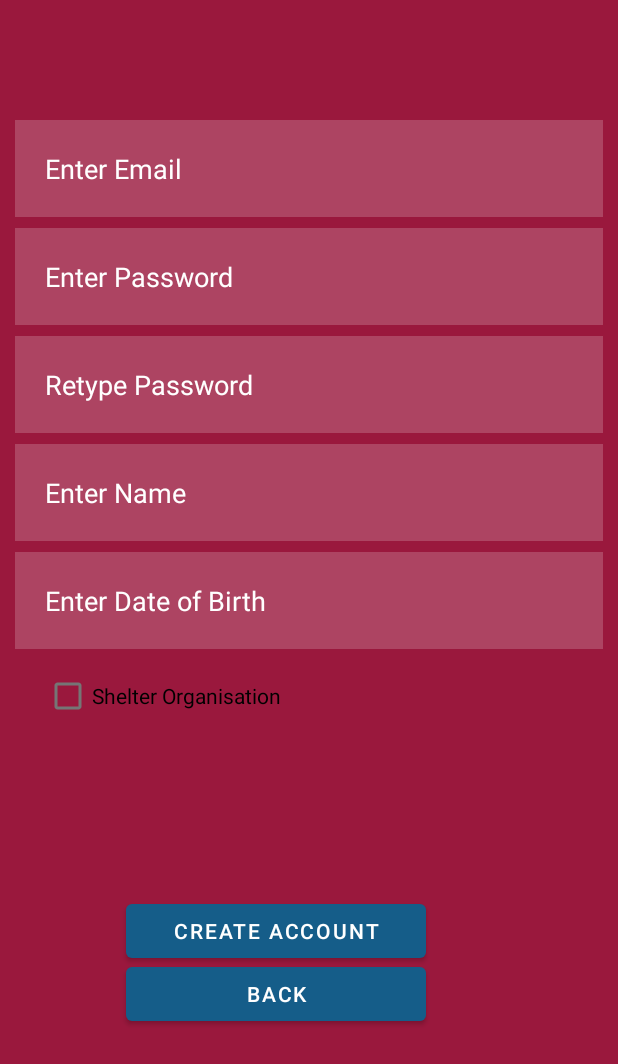
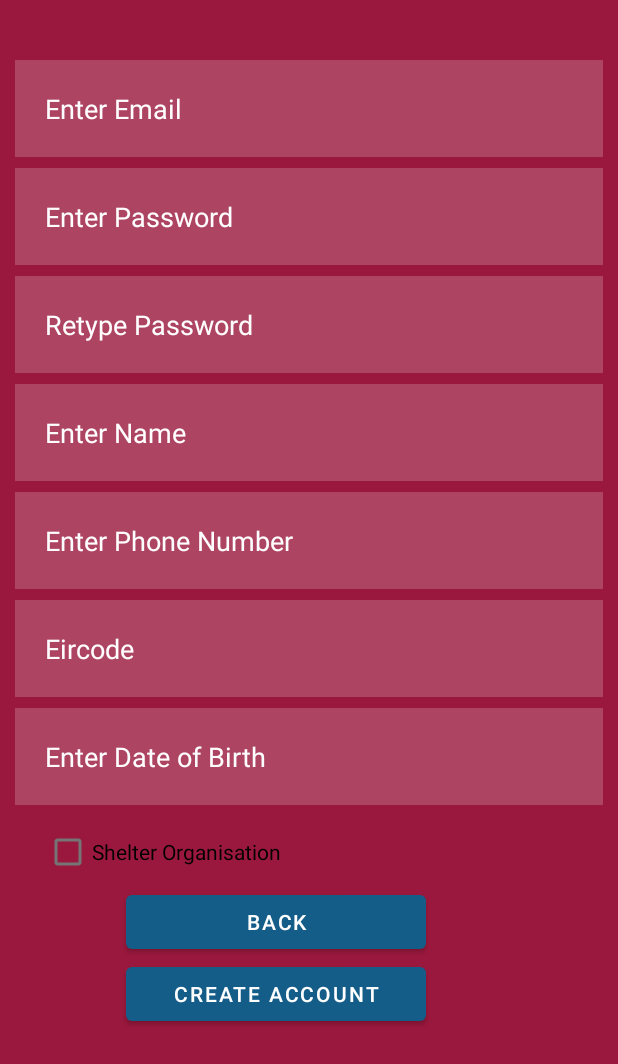
Before and after one commit to devanoj/EmailAPI, an Android app: the screen it shows after launch (SignUp), after a tap on "SIGNUP", on a phone screen of 412 x 824 dp. Shown: the top 1064 px of the screen. Run offline under Robolectric (Android 15) with nearby library versions, the phone set to English and light mode, and no system bars; our stand-ins replace Firebase (no records; nobody signed in at launch, a user with empty details on screens opened directly); Roboto replaces fonts that are not available here.

Commit message:
Commit 8 - Filtering Use DogAPI and added in eircode and phoneNum into Firebase

```diff
--- a/app/src/main/AndroidManifest.xml
+++ b/app/src/main/AndroidManifest.xml
@@ -87,7 +87,7 @@
         </activity>
 
         <activity
-            android:name=".Main.Explore"
+            android:name=".Main.Create"
             android:exported="true">
 
             <intent-filter>
--- a/app/src/main/java/com/example/emailapi/Main/AnimalRUD.java
+++ b/app/src/main/java/com/example/emailapi/Main/AnimalRUD.java
@@ -56,7 +56,7 @@ public class AnimalRUD extends AppCompatActivity {
 
         backButton.setOnClickListener(v -> {
             Bundle bundle2 = new Bundle();
-            Intent intent2 = new Intent(AnimalRUD.this, Explore.class);
+            Intent intent2 = new Intent(AnimalRUD.this, Create.class);
             intent2.putExtras(bundle2);
             startActivity(intent2);
         });
--- a/app/src/main/java/com/example/emailapi/Main/FindActivity.java
+++ b/app/src/main/java/com/example/emailapi/Main/FindActivity.java
@@ -6,7 +6,6 @@ import android.text.TextWatcher;
 import android.view.LayoutInflater;
 import android.view.View;
 import android.view.ViewGroup;
-import android.widget.Button;
 import android.widget.EditText;
 import android.widget.ImageView;
 
@@ -69,7 +68,7 @@ public class FindActivity extends AppCompatActivity {
         });
         animalExplore.setOnClickListener(v -> {
             Bundle bundle1 = new Bundle();
-            Intent intent1 = new Intent(FindActivity.this, Explore.class);
+            Intent intent1 = new Intent(FindActivity.this, Create.class);
             intent1.putExtras(bundle1);
             startActivity(intent1);
         });
--- a/app/src/main/java/com/example/emailapi/Main/Home.java
+++ b/app/src/main/java/com/example/emailapi/Main/Home.java
@@ -134,7 +134,7 @@ public class Home extends AppCompatActivity {
         });
         animalExplore.setOnClickListener(v -> {
             Bundle bundle1 = new Bundle();
-            Intent intent1 = new Intent(Home.this, Explore.class);
+            Intent intent1 = new Intent(Home.this, Create.class);
             intent1.putExtras(bundle1);
             startActivity(intent1);
         });
--- a/app/src/main/res/layout/profile_layout.xml
+++ b/app/src/main/res/layout/profile_layout.xml
@@ -68,8 +68,7 @@
         android:layout_marginStart="20dp"
         android:layout_marginTop="0dp"
         android:ems="10"
-        android:hint="Free Time"
-        android:inputType="textPersonName"
+        android:hint="Eircode"
         android:minHeight="48dp"
         android:visibility="invisible"
         app:layout_constraintStart_toStartOf="parent"
@@ -82,8 +81,7 @@
         android:layout_marginStart="20dp"
         android:layout_marginTop="0dp"
         android:ems="10"
-        android:hint="Lifestyle"
-        android:inputType="textPersonName"
+        android:hint="Phone Number"
         android:visibility="invisible"
         app:layout_constraintStart_toStartOf="parent"
         app:layout_constraintTop_toBottomOf="@+id/freeTimeEdit" />
--- a/app/src/main/res/layout/sign_up_layout.xml
+++ b/app/src/main/res/layout/sign_up_layout.xml
@@ -13,9 +13,9 @@
         android:layout_height="wrap_content"
         android:layout_marginStart="10dp"
         android:layout_marginEnd="10dp"
-        android:layout_marginTop="80dp"
+        android:layout_marginTop="40dp"
         android:ems="10"
-        android:hint="Enter Email"
+        android:hint="@string/enter_email"
         android:inputType="textEmailAddress"
         android:minHeight="48dp"
         app:layout_constraintStart_toStartOf="parent"
@@ -33,7 +33,7 @@
         android:layout_marginEnd="10dp"
         android:layout_marginTop="7dp"
         android:ems="10"
-        android:hint="Enter Password"
+        android:hint="@string/enter_password"
         android:inputType="textPassword"
         android:minHeight="48dp"
         app:layout_constraintStart_toStartOf="parent"
@@ -55,7 +55,7 @@
         android:background="#30ffffff"
         android:layout_marginTop="7dp"
         android:ems="10"
-        android:hint="Retype Password"
+        android:hint="@string/retype_password"
         android:inputType="textPassword"
         android:minHeight="48dp"
         app:layout_constraintStart_toStartOf="parent"
@@ -73,7 +73,7 @@
         android:background="#30ffffff"
         android:layout_marginTop="7dp"
         android:ems="10"
-        android:hint="Enter Name"
+        android:hint="@string/enter_name"
         android:minHeight="48dp"
         app:layout_constraintStart_toStartOf="parent"
         app:layout_constraintTop_toBottomOf="@+id/password4" />
@@ -90,10 +90,44 @@
         android:background="#30ffffff"
         android:layout_marginTop="7dp"
         android:ems="10"
-        android:hint="Enter Date of Birth"
+        android:hint="@string/enter_date_of_birth"
+        android:minHeight="48dp"
+        app:layout_constraintStart_toStartOf="parent"
+        app:layout_constraintTop_toBottomOf="@+id/eircode" />
+
+    <EditText
+        android:id="@+id/phoneNo"
+        android:layout_width="match_parent"
+        android:layout_height="wrap_content"
+        android:layout_marginStart="10dp"
+        android:layout_marginEnd="10dp"
+        android:padding="20dp"
+        android:textColor="@color/white"
+        android:textColorHint="@color/white"
+        android:background="#30ffffff"
+        android:layout_marginTop="7dp"
+        android:ems="10"
+        android:hint="Enter Phone Number"
         android:minHeight="48dp"
         app:layout_constraintStart_toStartOf="parent"
         app:layout_constraintTop_toBottomOf="@+id/Name" />
+
+    <EditText
+        android:id="@+id/eircode"
+        android:layout_width="match_parent"
+        android:layout_height="wrap_content"
+        android:layout_marginStart="10dp"
+        android:layout_marginEnd="10dp"
+        android:padding="20dp"
+        android:textColor="@color/white"
+        android:textColorHint="@color/white"
+        android:background="#30ffffff"
+        android:layout_marginTop="7dp"
+        android:ems="10"
+        android:hint="Eircode"
+        android:minHeight="48dp"
+        app:layout_constraintStart_toStartOf="parent"
+        app:layout_constraintTop_toBottomOf="@+id/phoneNo" />
 
 
     <CheckBox
@@ -112,10 +146,10 @@
         android:layout_height="wrap_content"
         android:layout_centerHorizontal="true"
         android:layout_marginStart="84dp"
-        android:layout_marginTop="350dp"
+        android:layout_marginTop="54dp"
         android:text="Back"
         app:layout_constraintStart_toStartOf="parent"
-        app:layout_constraintTop_toBottomOf="@+id/password4" />
+        app:layout_constraintTop_toBottomOf="@+id/DateOfBirth" />
 
     <Button
         android:id="@+id/createAccount"
@@ -123,8 +157,8 @@
         android:layout_height="wrap_content"
         android:layout_centerHorizontal="true"
         android:layout_marginStart="84dp"
-        android:layout_marginTop="308dp"
+        android:layout_marginTop="0dp"
         android:text="Create Account"
         app:layout_constraintStart_toStartOf="parent"
-        app:layout_constraintTop_toBottomOf="@+id/password4" />
+        app:layout_constraintTop_toBottomOf="@+id/backButton" />
 </androidx.constraintlayout.widget.ConstraintLayout>
--- a/app/src/main/res/values/strings.xml
+++ b/app/src/main/res/values/strings.xml
@@ -1,3 +1,9 @@
 <resources>
     <string name="app_name">EmailAPI</string>
+    <string name="enter_number">Enter Number</string>
+    <string name="enter_date_of_birth">Enter Date of Birth</string>
+    <string name="enter_name">Enter Name</string>
+    <string name="retype_password">Retype Password</string>
+    <string name="enter_password">Enter Password</string>
+    <string name="enter_email">Enter Email</string>
 </resources>
```
Also changed, not shown: app/src/main/java/com/example/emailapi/Entity/User.java (+18 -18 lines), app/src/main/java/com/example/emailapi/Main/Create.java (renamed from app/src/main/java/com/example/emailapi/Main/Explore.java, +13 -65 lines), app/src/main/java/com/example/emailapi/Main/Filtering.java (+129 -37 lines), app/src/main/java/com/example/emailapi/Main/Profile.java (+78 -47 lines), app/src/main/res/layout/create_layout.xml (renamed from app/src/main/res/layout/explore_layout.xml, +6 -27 lines), app/src/main/res/layout/filter_layout.xml (+23 -15 lines).
